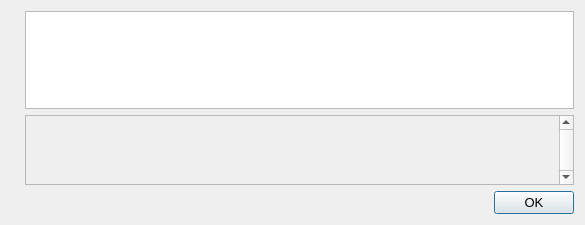
fivebalanceID/Fivebalance_V3, file src/qt/forms/helpmessagedialog.ui: the form before one commit.
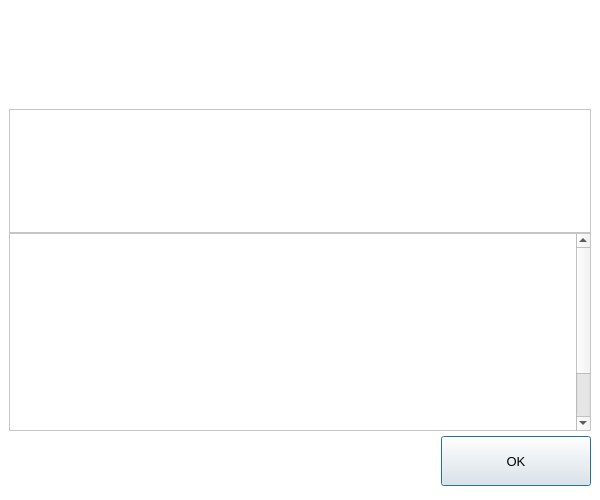
The form after the commit. Icons and pictures are not drawn.

```diff
--- a/src/qt/forms/helpmessagedialog.ui
+++ b/src/qt/forms/helpmessagedialog.ui
@@ -6,10 +6,16 @@
    <rect>
     <x>0</x>
     <y>0</y>
-    <width>585</width>
-    <height>225</height>
+    <width>600</width>
+    <height>500</height>
    </rect>
   </property>
+  <property name="minimumSize">
+   <size>
+    <width>600</width>
+    <height>500</height>
+   </size>
+  </property>
   <property name="font">
    <font>
     <pointsize>10</pointsize>
@@ -18,7 +24,63 @@
   <property name="windowTitle">
    <string notr="true">Fivebalance Core - Command-line options</string>
   </property>
-  <layout class="QHBoxLayout" name="horizontalLayout_2">
+  <property name="styleSheet">
+   <string notr="true">#HelpMessageDialog {
+	background-color:#FFFFFF;
+}</string>
+  </property>
+  <layout class="QVBoxLayout" name="verticalLayout_3">
+   <property name="spacing">
+    <number>0</number>
+   </property>
+   <property name="leftMargin">
+    <number>0</number>
+   </property>
+   <property name="topMargin">
+    <number>0</number>
+   </property>
+   <property name="rightMargin">
+    <number>0</number>
+   </property>
+   <property name="bottomMargin">
+    <number>0</number>
+   </property>
+   <item>
+    <widget class="QWidget" name="helpContainer" native="true">
+     <property name="sizePolicy">
+      <sizepolicy hsizetype="Preferred" vsizetype="Preferred">
+       <horstretch>0</horstretch>
+       <verstretch>100</verstretch>
+      </sizepolicy>
+     </property>
+     <property name="minimumSize">
+      <size>
+       <width>0</width>
+       <height>200</height>
+      </size>
+     </property>
+     <property name="styleSheet">
+      <string notr="true">#helpContainer{
+	background-color:white;
+	padding:9px;
+}</string>
+     </property>
+     <layout class="QVBoxLayout" name="verticalLayout_4">
+      <property name="spacing">
+       <number>0</number>
+      </property>
+      <property name="leftMargin">
+       <number>9</number>
+      </property>
+      <property name="topMargin">
+       <number>9</number>
+      </property>
+      <property name="rightMargin">
+       <number>9</number>
+      </property>
+      <property name="bottomMargin">
+       <number>9</number>
+      </property>
    <item>
     <widget class="QLabel" name="graphic">
      <property name="sizePolicy">
@@ -27,6 +89,12 @@
        <verstretch>0</verstretch>
       </sizepolicy>
      </property>
+        <property name="minimumSize">
+         <size>
+          <width>0</width>
+          <height>100</height>
+         </size>
+        </property>
      <property name="pixmap">
       <pixmap resource="../fivebalance.qrc">:/images/about</pixmap>
      </property>
@@ -34,8 +102,23 @@
    </item>
    <item>
     <layout class="QVBoxLayout" name="verticalLayout">
+        <property name="topMargin">
+         <number>100</number>
+        </property>
      <item>
       <widget class="QTextEdit" name="helpMessage">
+          <property name="minimumSize">
+           <size>
+            <width>0</width>
+            <height>0</height>
+           </size>
+          </property>
+          <property name="styleSheet">
+           <string notr="true">#helpMessage {
+background-color:#FFFFFF;
+	color:#707070;
+}</string>
+          </property>
        <property name="readOnly">
         <bool>true</bool>
        </property>
@@ -43,6 +126,11 @@
      </item>
      <item>
       <widget class="QScrollArea" name="scrollArea">
+          <property name="styleSheet">
+           <string notr="true">#scrollArea {
+background-color:#FFFFFF;
+}</string>
+          </property>
        <property name="verticalScrollBarPolicy">
         <enum>Qt::ScrollBarAlwaysOn</enum>
        </property>
@@ -54,16 +142,33 @@
          <rect>
           <x>0</x>
           <y>0</y>
-          <width>447</width>
-          <height>68</height>
-         </rect>
-        </property>
+             <width>564</width>
+             <height>263</height>
+            </rect>
+           </property>
+           <property name="styleSheet">
+            <string notr="true">#scrollAreaWidgetContents {
+background-color:#FFFFFF;
+}</string>
+           </property>
         <layout class="QVBoxLayout" name="verticalLayout_2">
          <item>
           <widget class="QLabel" name="aboutMessage">
+              <property name="minimumSize">
+               <size>
+                <width>0</width>
+                <height>245</height>
+               </size>
+              </property>
            <property name="cursor">
             <cursorShape>IBeamCursor</cursorShape>
            </property>
+              <property name="styleSheet">
+               <string notr="true">#aboutMessage {
+background-color:#FFFFFF;
+	color:#707070;
+}</string>
+              </property>
            <property name="textFormat">
             <enum>Qt::PlainText</enum>
            </property>
@@ -82,55 +187,69 @@
        </widget>
       </widget>
      </item>
+        <item alignment="Qt::AlignVCenter">
+         <widget class="QWidget" name="widget" native="true">
+          <property name="sizePolicy">
+           <sizepolicy hsizetype="Preferred" vsizetype="Preferred">
+            <horstretch>0</horstretch>
+            <verstretch>50</verstretch>
+           </sizepolicy>
+          </property>
+          <property name="minimumSize">
+           <size>
+            <width>0</width>
+            <height>60</height>
+           </size>
+          </property>
+          <layout class="QHBoxLayout" name="horizontalLayout_2">
+           <property name="leftMargin">
+            <number>0</number>
+           </property>
+           <property name="topMargin">
+            <number>0</number>
+           </property>
+           <property name="rightMargin">
+            <number>0</number>
+           </property>
+           <property name="bottomMargin">
+            <number>0</number>
+           </property>
      <item>
-      <widget class="QDialogButtonBox" name="okButton">
+            <spacer name="horizontalSpacer">
        <property name="orientation">
         <enum>Qt::Horizontal</enum>
        </property>
-       <property name="standardButtons">
-        <set>QDialogButtonBox::Ok</set>
-       </property>
+             <property name="sizeHint" stdset="0">
+              <size>
+               <width>421</width>
+               <height>20</height>
+              </size>
+             </property>
+            </spacer>
+           </item>
+           <item alignment="Qt::AlignVCenter">
+            <widget class="QPushButton" name="pushButtonOk">
+             <property name="minimumSize">
+              <size>
+               <width>150</width>
+               <height>50</height>
+              </size>
+             </property>
+             <property name="text">
+              <string>OK</string>
+             </property>
       </widget>
      </item>
     </layout>
-   </item>
-  </layout>
- </widget>
- <resources>
-  <include location="../fivebalance.qrc"/>
- </resources>
- <connections>
-  <connection>
-   <sender>okButton</sender>
-   <signal>accepted()</signal>
-   <receiver>HelpMessageDialog</receiver>
-   <slot>accept()</slot>
-   <hints>
-    <hint type="sourcelabel">
-     <x>20</x>
-     <y>20</y>
-    </hint>
-    <hint type="destinationlabel">
-     <x>20</x>
-     <y>20</y>
-    </hint>
-   </hints>
-  </connection>
-  <connection>
-   <sender>okButton</sender>
-   <signal>rejected()</signal>
-   <receiver>HelpMessageDialog</receiver>
-   <slot>reject()</slot>
-   <hints>
-    <hint type="sourcelabel">
-     <x>20</x>
-     <y>20</y>
-    </hint>
-    <hint type="destinationlabel">
-     <x>20</x>
-     <y>20</y>
-    </hint>
-   </hints>
-  </connection>
- </connections>
+         </widget>
+        </item>
+       </layout>
+      </item>
+     </layout>
+    </widget>
+   </item>
+  </layout>
+ </widget>
+ <resources/>
+ <connections/>
 </ui>
```
Left out of the diff: 4 changed lines with no effect on the pictures. Lines whose indentation alone changed are shown as unchanged.
